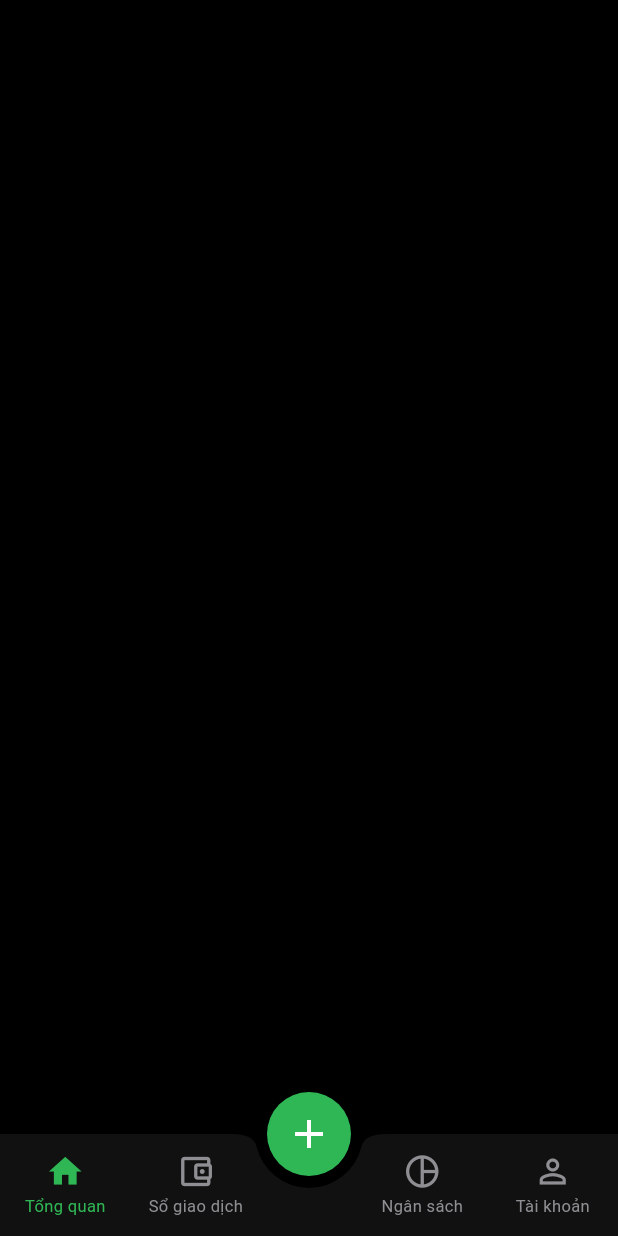
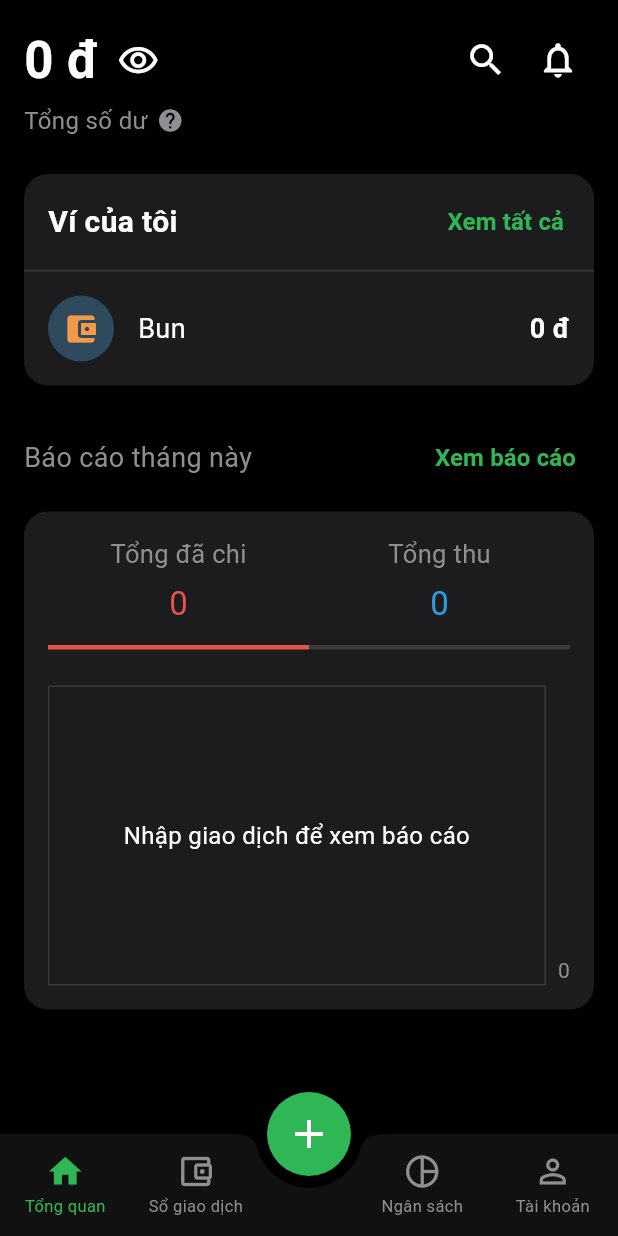
Before and after one commit to Razer2811/Flutter_Projects, a Flutter app: the screen it shows after launch, on a phone screen of 412 x 824 dp. Run offline on Flutter 3.47's test engine with Material 3 defaults, Android fonts, the phone set to English and light mode, and no system bars; our stand-ins replace shared_preferences, sqflite, sqflite_common_ffi, sqflite_common_ffi_web; accounts and stored records are empty.

Commit message:
landingpage Tong Quan

```diff
--- a/money_husc/lib/screens/overview/overview_page.dart
+++ b/money_husc/lib/screens/overview/overview_page.dart
@@ -1,4 +1,9 @@
 import 'package:flutter/material.dart';
+
+import 'widgets/balance_header.dart';
+import 'widgets/wallet_card.dart';
+import '../../widgets/section_header.dart';
+import 'widgets/report_card.dart';
 
 class OverviewPage extends StatefulWidget {
   const OverviewPage({super.key});
@@ -15,8 +20,22 @@ class _OverviewPageState extends State<OverviewPage> {
     return SafeArea(
       child: ListView(
         padding: const EdgeInsets.fromLTRB(16, 16, 16, 24),
-        children: const [
-          // các khối thêm vào đây ở các bước sau
+        children: [
+          BalanceHeader(
+            balance: '0 đ',
+            hidden: _hidden,
+            onToggle: () => setState(() => _hidden = !_hidden),
+          ),
+          const SizedBox(height: 24),
+          const WalletCard(name: 'Bun', balance: '0 đ'),
+          const SizedBox(height: 24),
+          SectionHeader(
+            title: 'Báo cáo tháng này',
+            action: 'Xem báo cáo',
+            onAction: () {},
+          ),
+          const SizedBox(height: 12),
+          const ReportCard(spent: '0', income: '0'),
         ],
       ),
     );
--- /dev/null
+++ b/money_husc/lib/screens/overview/widgets/balance_header.dart
@@ -0,0 +1,78 @@
+import 'package:flutter/material.dart';
+
+import '../../../core/app_colors.dart';
+
+class BalanceHeader extends StatelessWidget {
+  final String balance;
+  final bool hidden;
+  final VoidCallback onToggle;
+
+  const BalanceHeader({
+    required this.balance,
+    required this.hidden,
+    required this.onToggle,
+    super.key,
+  });
+
+  @override
+  Widget build(BuildContext context) {
+    return Row(
+      crossAxisAlignment: CrossAxisAlignment.start,
+      children: [
+        Expanded(
+          child: Column(
+            crossAxisAlignment: CrossAxisAlignment.start,
+            children: [
+              Row(
+                children: [
+                  Text(
+                    hidden ? '••••••' : balance,
+                    style: const TextStyle(
+                      color: Colors.white,
+                      fontSize: 34,
+                      fontWeight: FontWeight.w700,
+                    ),
+                  ),
+                  const SizedBox(width: 12),
+                  GestureDetector(
+                    onTap: onToggle,
+                    child: Icon(
+                      hidden
+                          ? Icons.visibility_off_outlined
+                          : Icons.visibility_outlined,
+                      color: Colors.white,
+                      size: 28,
+                    ),
+                  ),
+                ],
+              ),
+              const SizedBox(height: 4),
+              const Row(
+                children: [
+                  Text(
+                    'Tổng số dư',
+                    style: TextStyle(color: AppColors.grey, fontSize: 16),
+                  ),
+                  SizedBox(width: 6),
+                  Icon(Icons.help, color: AppColors.grey, size: 18),
+                ],
+              ),
+            ],
+          ),
+        ),
+        IconButton(
+          onPressed: () {},
+          icon: const Icon(Icons.search, color: Colors.white, size: 28),
+        ),
+        IconButton(
+          onPressed: () {},
+          icon: const Icon(
+            Icons.notifications_none,
+            color: Colors.white,
+            size: 28,
+          ),
+        ),
+      ],
+    );
+  }
+}
--- /dev/null
+++ b/money_husc/lib/screens/overview/widgets/report_card.dart
@@ -0,0 +1,83 @@
+import 'package:flutter/material.dart';
+
+import '../../../core/app_colors.dart';
+
+class ReportCard extends StatefulWidget {
+  final String spent;
+  final String income;
+
+  const ReportCard({required this.spent, required this.income, super.key});
+
+  @override
+  State<ReportCard> createState() => _ReportCardState();
+}
+
+class _ReportCardState extends State<ReportCard> {
+  int _tab = 0; // 0 = chi, 1 = thu
+
+  Widget _tabItem(int index, String label, String value, Color color) {
+    final selected = _tab == index;
+    return InkWell(
+      onTap: () => setState(() => _tab = index),
+      child: Column(
+        children: [
+          Text(
+            label,
+            style: const TextStyle(color: AppColors.grey, fontSize: 17),
+          ),
+          const SizedBox(height: 6),
+          Text(value, style: TextStyle(color: color, fontSize: 22)),
+          const SizedBox(height: 12),
+          Container(height: 3, color: selected ? color : AppColors.line),
+        ],
+      ),
+    );
+  }
+
+  @override
+  Widget build(BuildContext context) {
+    return Container(
+      padding: const EdgeInsets.all(16),
+      decoration: BoxDecoration(
+        color: AppColors.card,
+        borderRadius: BorderRadius.circular(16),
+      ),
+      child: Column(
+        children: [
+          Row(
+            children: [
+              Expanded(
+                child: _tabItem(0, 'Tổng đã chi', widget.spent, AppColors.red),
+              ),
+              Expanded(
+                child: _tabItem(1, 'Tổng thu', widget.income, AppColors.blue),
+              ),
+            ],
+          ),
+          const SizedBox(height: 24),
+          Row(
+            crossAxisAlignment: CrossAxisAlignment.end,
+            children: [
+              Expanded(
+                child: Container(
+                  height: 200,
+                  alignment: Alignment.center,
+                  decoration: BoxDecoration(
+                    border: Border.all(color: AppColors.line),
+                  ),
+                  child: const Text(
+                    'Nhập giao dịch để xem báo cáo',
+                    textAlign: TextAlign.center,
+                    style: TextStyle(color: Colors.white, fontSize: 16),
+                  ),
+                ),
+              ),
+              const SizedBox(width: 8),
+              const Text('0', style: TextStyle(color: AppColors.grey)),
+            ],
+          ),
+        ],
+      ),
+    );
+  }
+}
--- /dev/null
+++ b/money_husc/lib/screens/overview/widgets/wallet_card.dart
@@ -0,0 +1,83 @@
+import 'package:flutter/material.dart';
+
+import '../../../core/app_colors.dart';
+
+class WalletCard extends StatelessWidget {
+  final String name;
+  final String balance;
+
+  const WalletCard({required this.name, required this.balance, super.key});
+
+  @override
+  Widget build(BuildContext context) {
+    return Container(
+      decoration: BoxDecoration(
+        color: AppColors.card,
+        borderRadius: BorderRadius.circular(16),
+      ),
+      child: Column(
+        children: [
+          Padding(
+            padding: const EdgeInsets.fromLTRB(16, 8, 8, 8),
+            child: Row(
+              children: [
+                const Text(
+                  'Ví của tôi',
+                  style: TextStyle(
+                    color: Colors.white,
+                    fontSize: 20,
+                    fontWeight: FontWeight.w600,
+                  ),
+                ),
+                const Spacer(),
+                TextButton(
+                  onPressed: () {},
+                  style: TextButton.styleFrom(foregroundColor: AppColors.green),
+                  child: const Text(
+                    'Xem tất cả',
+                    style: TextStyle(fontSize: 16, fontWeight: FontWeight.w600),
+                  ),
+                ),
+              ],
+            ),
+          ),
+          const Divider(height: 1, color: AppColors.line),
+          Padding(
+            padding: const EdgeInsets.all(16),
+            child: Row(
+              children: [
+                Container(
+                  width: 44,
+                  height: 44,
+                  decoration: const BoxDecoration(
+                    color: Color(0xFF2F4A5C),
+                    shape: BoxShape.circle,
+                  ),
+                  child: const Icon(
+                    Icons.account_balance_wallet,
+                    color: Color(0xFFF2994A),
+                    size: 24,
+                  ),
+                ),
+                const SizedBox(width: 16),
+                Text(
+                  name,
+                  style: const TextStyle(color: Colors.white, fontSize: 18),
+                ),
+                const Spacer(),
+                Text(
+                  balance,
+                  style: const TextStyle(
+                    color: Colors.white,
+                    fontSize: 18,
+                    fontWeight: FontWeight.w600,
+                  ),
+                ),
+              ],
+            ),
+          ),
+        ],
+      ),
+    );
+  }
+}
--- /dev/null
+++ b/money_husc/lib/widgets/section_header.dart
@@ -0,0 +1,37 @@
+import 'package:flutter/material.dart';
+
+import '../core/app_colors.dart';
+
+class SectionHeader extends StatelessWidget {
+  final String title;
+  final String action;
+  final VoidCallback onAction;
+
+  const SectionHeader({
+    required this.title,
+    required this.action,
+    required this.onAction,
+    super.key,
+  });
+
+  @override
+  Widget build(BuildContext context) {
+    return Row(
+      children: [
+        Text(
+          title,
+          style: const TextStyle(color: AppColors.grey, fontSize: 18),
+        ),
+        const Spacer(),
+        TextButton(
+          onPressed: onAction,
+          style: TextButton.styleFrom(foregroundColor: AppColors.green),
+          child: Text(
+            action,
+            style: const TextStyle(fontSize: 16, fontWeight: FontWeight.w600),
+          ),
+        ),
+      ],
+    );
+  }
+}
```
